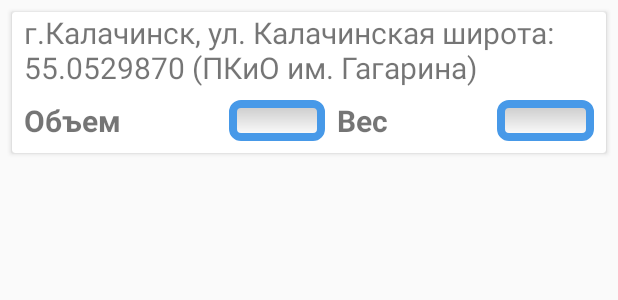
After one commit to Antoxeeen/CleanServ, an Android app: the layout recyclerview_item.xml on its own in the app's theme, with its tools: preview values and no code run, on a phone screen of 412 x 824 dp. The commit adds this screen. Shown: the top 300 px of the screen. Run offline under Robolectric (Android 15) with nearby library versions, the phone set to English and light mode, and no system bars.

Commit message:
Создал новую активити без дизайна и настроек. Создал новый layout для разметки recyclerView.

```diff
--- a/app/src/main/AndroidManifest.xml
+++ b/app/src/main/AndroidManifest.xml
@@ -9,6 +9,7 @@
         android:roundIcon="@mipmap/ic_launcher_round"
         android:supportsRtl="true"
         android:theme="@style/AppTheme">
+        <activity android:name=".View.EditDataActivity"></activity>
         <activity android:name=".View.MainActivity">
             <intent-filter>
                 <action android:name="android.intent.action.MAIN" />
--- /dev/null
+++ b/app/src/main/res/drawable/border_style.xml
@@ -0,0 +1,13 @@
+<?xml version="1.0" encoding="utf-8"?>
+<shape xmlns:android="http://schemas.android.com/apk/res/android"
+    android:thickness="0dp"
+    android:shape="rectangle">
+    <stroke android:width="5dp"
+        android:color="#4799E8"/>
+    <corners android:radius="5dp" />
+    <gradient
+        android:startColor="#C8C8C8"
+        android:endColor="#FFFFFF"
+        android:type="linear"
+        android:angle="270"/>
+</shape>
--- /dev/null
+++ b/app/src/main/res/drawable/ic_save_green.xml
@@ -0,0 +1,5 @@
+<vector android:height="24dp" android:tint="#0AFF0F"
+    android:viewportHeight="24" android:viewportWidth="24"
+    android:width="24dp" xmlns:android="http://schemas.android.com/apk/res/android">
+    <path android:fillColor="@android:color/white" android:pathData="M17,3L5,3c-1.11,0 -2,0.9 -2,2v14c0,1.1 0.89,2 2,2h14c1.1,0 2,-0.9 2,-2L21,7l-4,-4zM12,19c-1.66,0 -3,-1.34 -3,-3s1.34,-3 3,-3 3,1.34 3,3 -1.34,3 -3,3zM15,9L5,9L5,5h10v4z"/>
+</vector>
--- /dev/null
+++ b/app/src/main/res/layout/recyclerview_item.xml
@@ -0,0 +1,80 @@
+<?xml version="1.0" encoding="utf-8"?>
+<androidx.cardview.widget.CardView xmlns:android="http://schemas.android.com/apk/res/android"
+    android:layout_width="match_parent"
+    android:layout_height="wrap_content"
+    android:layout_marginTop="8dp"
+    android:layout_marginStart="8dp"
+    android:layout_marginEnd="8dp"
+    android:background="@color/design_default_color_background">
+
+    <LinearLayout
+        android:layout_width="match_parent"
+        android:layout_height="wrap_content"
+        android:orientation="vertical">
+
+        <TextView
+            android:id="@+id/text_view_address"
+            android:layout_width="wrap_content"
+            android:layout_height="wrap_content"
+            android:text="@string/test_address"
+            android:layout_weight="2"
+            android:textSize="20dp"
+            android:singleLine="false"
+            android:layout_marginStart="8dp"
+            android:layout_marginEnd="8dp"
+            android:layout_marginBottom="8dp"/>
+
+        <LinearLayout
+            android:layout_width="match_parent"
+            android:layout_height="wrap_content"
+            android:layout_weight="2"
+            android:orientation="horizontal"
+            android:layout_marginBottom="8dp">
+
+            <TextView
+                android:id="@+id/text_view_volume"
+                android:layout_width="wrap_content"
+                android:layout_height="wrap_content"
+                android:layout_weight="2"
+                android:text="@string/Volume"
+                android:textSize="20dp"
+                android:layout_marginStart="8dp"
+                android:textStyle="bold"/>
+
+            <EditText
+                android:id="@+id/edit_text_volume"
+                android:layout_width="wrap_content"
+                android:layout_height="wrap_content"
+                android:layout_weight="2"
+                android:textSize="20dp"
+                android:layout_marginStart="8dp"
+                android:background="@drawable/border_style"
+                android:textAlignment="center"/>
+
+            <TextView
+                android:id="@+id/text_view_weight"
+                android:layout_width="wrap_content"
+                android:layout_height="wrap_content"
+                android:layout_weight="2"
+                android:text="@string/weight"
+                android:textSize="20dp"
+                android:layout_marginStart="8dp"
+                android:textStyle="bold"/>
+
+            <EditText
+                android:id="@+id/edit_text_weight"
+                android:layout_width="wrap_content"
+                android:layout_height="wrap_content"
+                android:layout_weight="2"
+                android:textSize="20dp"
+                android:layout_marginStart="8dp"
+                android:layout_marginEnd="8dp"
+                android:background="@drawable/border_style"
+                android:textAlignment="center"/>
+
+        </LinearLayout>
+
+    </LinearLayout>
+
+
+</androidx.cardview.widget.CardView>
--- a/app/src/main/res/values/strings.xml
+++ b/app/src/main/res/values/strings.xml
@@ -1,3 +1,6 @@
 <resources>
     <string name="app_name">CleanServ</string>
+    <string name="test_address">г.Калачинск, ул. Калачинская широта: 55.0529870 (ПКиО им. Гагарина)</string>
+    <string name="Volume">Объем</string>
+    <string name="weight">Вес</string>
 </resources>
```
Also changed, not shown: app/src/main/java/ru/antoxeeen/cleanserv/View/EditDataActivity.java (added, +26 -0 lines), app/src/main/res/drawable/ic_close_black.xml (added, +10 -0 lines), app/src/main/res/layout/activity_edit_data.xml (added, +9 -0 lines), app/src/main/res/layout/activity_main.xml (+7 -10 lines).
